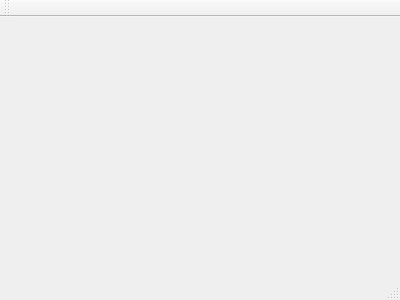
Old version of the form QVES-App/MainWindow.ui in the repository joaconigro/QVES.
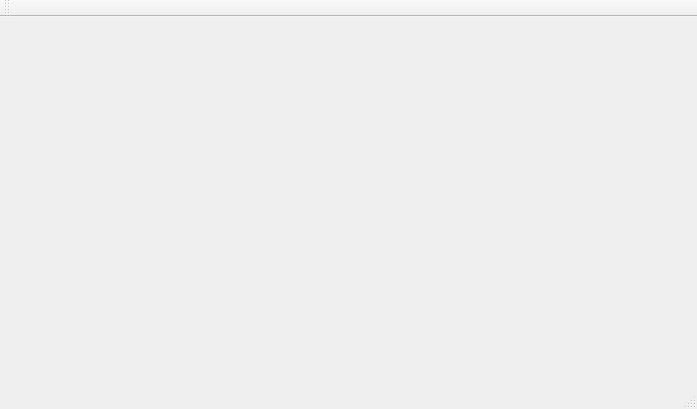
New version of the form.

The edit to the form file:
```diff
--- a/QVES-App/MainWindow.ui
+++ b/QVES-App/MainWindow.ui
@@ -6,8 +6,8 @@
    <rect>
     <x>0</x>
     <y>0</y>
-    <width>400</width>
-    <height>300</height>
+    <width>697</width>
+    <height>409</height>
    </rect>
   </property>
   <property name="windowTitle">
```
Left out of the diff: 2 changed lines with no effect on the pictures.
